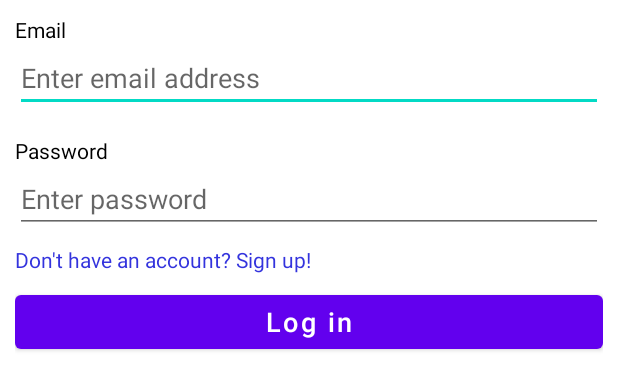
After one commit to jmbruel/PetFood, an Android app: the layout fragment_login.xml on its own in the app's theme, with its tools: preview values and no code run, on a phone screen of 412 x 824 dp. The commit adds this screen. Shown: the top 390 px of the screen. Run offline under Robolectric (Android 15) with nearby library versions, the phone set to English and light mode, and no system bars.

Commit message:
Lay out login and sign up screens

```diff
--- /dev/null
+++ b/app/src/main/res/layout/auth_fields.xml
@@ -0,0 +1,31 @@
+<?xml version="1.0" encoding="utf-8"?>
+<merge xmlns:android="http://schemas.android.com/apk/res/android">
+    <TextView
+        android:layout_width="wrap_content"
+        android:layout_height="wrap_content"
+        android:text="@string/label_email"
+        android:textColor="@color/black" />
+
+    <EditText
+        android:id="@+id/emailField"
+        android:layout_width="match_parent"
+        android:layout_height="wrap_content"
+        android:layout_marginBottom="16dp"
+        android:autofillHints="username"
+        android:hint="@string/enter_email_address"
+        android:inputType="textEmailAddress" />
+
+    <TextView
+        android:layout_width="wrap_content"
+        android:layout_height="wrap_content"
+        android:text="@string/label_password"
+        android:textColor="@color/black" />
+
+    <EditText
+        android:id="@+id/passwordField"
+        android:layout_width="match_parent"
+        android:layout_height="wrap_content"
+        android:autofillHints="password"
+        android:hint="@string/enter_password"
+        android:inputType="textPassword" />
+</merge>
--- /dev/null
+++ b/app/src/main/res/layout/fragment_login.xml
@@ -0,0 +1,26 @@
+<?xml version="1.0" encoding="utf-8"?>
+<LinearLayout xmlns:android="http://schemas.android.com/apk/res/android"
+    android:layout_width="match_parent"
+    android:layout_height="match_parent"
+    android:orientation="vertical"
+    android:padding="10dp">
+
+    <include layout="@layout/auth_fields" />
+
+    <TextView
+        android:id="@+id/buttonSignUp"
+        android:layout_width="wrap_content"
+        android:layout_height="wrap_content"
+        android:layout_marginVertical="8dp"
+        android:text="@string/sign_up"
+        android:textColor="@color/blue_500" />
+
+    <Button
+        android:id="@+id/buttonLogin"
+        android:layout_width="match_parent"
+        android:layout_height="wrap_content"
+        android:text="@string/button_login"
+        android:textAllCaps="false"
+        android:textSize="18sp" />
+
+</LinearLayout>
--- /dev/null
+++ b/app/src/main/res/layout/fragment_sign_up.xml
@@ -0,0 +1,18 @@
+<?xml version="1.0" encoding="utf-8"?>
+<LinearLayout xmlns:android="http://schemas.android.com/apk/res/android"
+    android:layout_width="match_parent"
+    android:layout_height="match_parent"
+    android:orientation="vertical"
+    android:padding="10dp">
+
+    <include layout="@layout/auth_fields" />
+
+    <Button
+        android:id="@+id/buttonSignUp"
+        android:layout_width="match_parent"
+        android:layout_height="wrap_content"
+        android:text="@string/button_sign_up"
+        android:textAllCaps="false"
+        android:textSize="18sp" />
+
+</LinearLayout>
--- /dev/null
+++ b/app/src/main/res/navigation/auth_navigation.xml
@@ -0,0 +1,3 @@
+<?xml version="1.0" encoding="utf-8"?>
+<navigation xmlns:android="http://schemas.android.com/apk/res/android"
+    xmlns:app="http://schemas.android.com/apk/res-auto" android:id="@+id/auth_avigation"/>
--- a/app/src/main/res/values/colors.xml
+++ b/app/src/main/res/values/colors.xml
@@ -14,5 +14,6 @@
 
     <color name="green_500">#FF22BB22</color>
 
+    <color name="blue_500">#FF3333DD</color>
 
 </resources>
--- a/app/src/main/res/values/strings.xml
+++ b/app/src/main/res/values/strings.xml
@@ -1,10 +1,21 @@
 <resources>
     <string name="app_name">PetFoodInspector</string>
-    <string name="button_login">login</string>
 
     <string name="password_placeholder">Password: %1$s</string>
     <string name="login_placeholder">Login: %1$s</string>
 
+    <!--  Drawer labels  -->
     <string name="login_dest">Login</string>
     <string name="search_foods_dest">Search for foods</string>
+
+    <!--  Login screens labels  -->
+    <string name="label_email">Email</string>
+    <string name="label_password">Password</string>
+    <string name="button_login">Log in</string>
+    <string name="button_sign_up">Sign up</string>
+    <string name="sign_up">Don\'t have an account? Sign up!</string>
+
+    <!-- EditText hints  -->
+    <string name="enter_email_address">Enter email address</string>
+    <string name="enter_password">Enter password</string>
 </resources>
```
